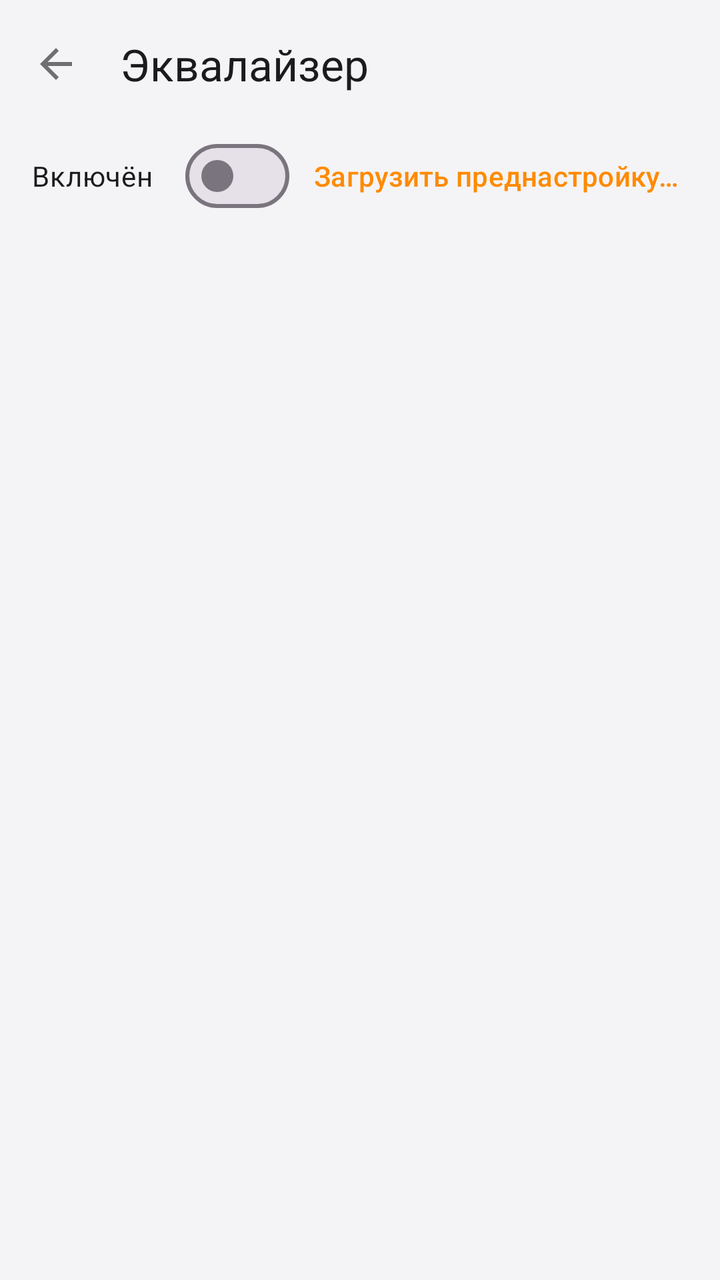
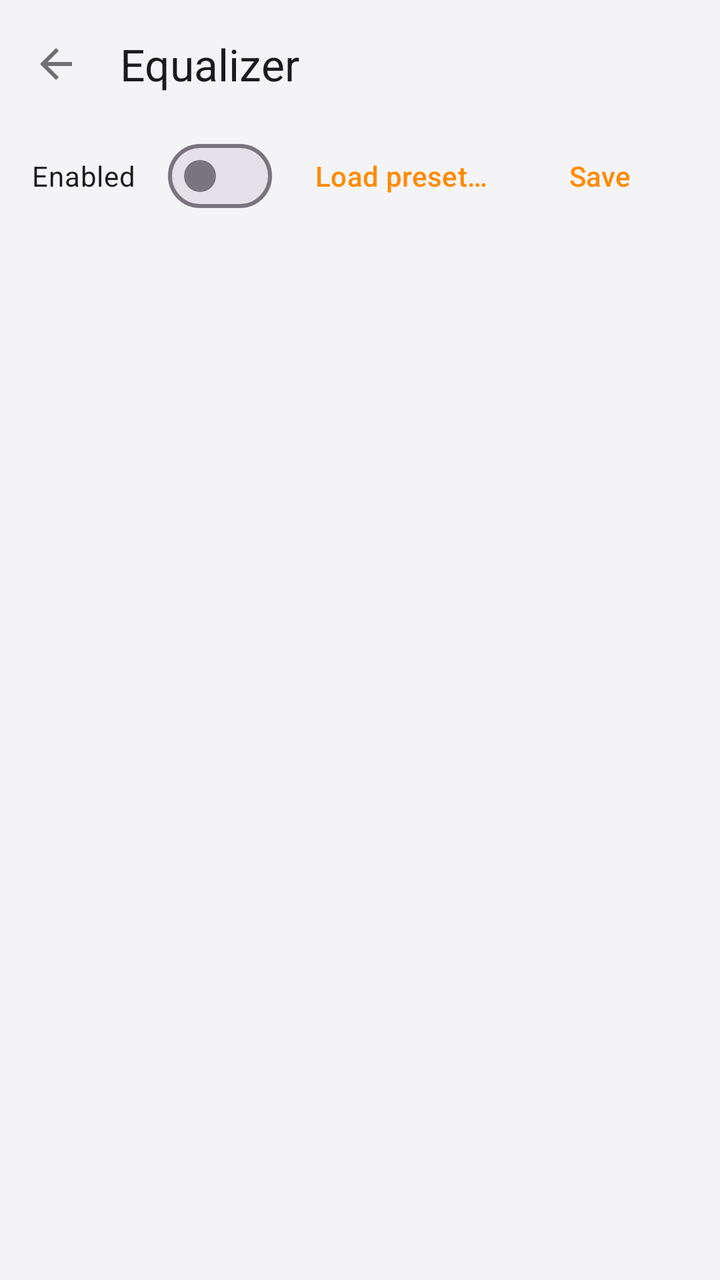

An Android layout rendered at two revisions. The XML below is the earlier revision; the diff shows what the commit changed to produce the second picture.
<!-- AndroidManifest.xml: application theme Theme.Viby -->
<!-- res/layout/activity_equalizer.xml -->
<?xml version="1.0" encoding="utf-8"?>
<LinearLayout xmlns:android="http://schemas.android.com/apk/res/android"
    xmlns:app="http://schemas.android.com/apk/res-auto"
    android:layout_width="match_parent"
    android:layout_height="match_parent"
    android:fitsSystemWindows="true"
    android:orientation="vertical">

    <com.google.android.material.appbar.MaterialToolbar
        android:id="@+id/eqToolbar"
        android:layout_width="match_parent"
        android:layout_height="?attr/actionBarSize"
        app:navigationIcon="?attr/homeAsUpIndicator"
        app:title="@string/eq_title" />

    <LinearLayout
        android:layout_width="match_parent"
        android:layout_height="wrap_content"
        android:gravity="center_vertical"
        android:orientation="horizontal"
        android:paddingHorizontal="16dp">

        <com.google.android.material.materialswitch.MaterialSwitch
            android:id="@+id/eqSwitch"
            android:layout_width="wrap_content"
            android:layout_height="wrap_content"
            android:text="@string/eq_enabled" />

        <View
            android:layout_width="0dp"
            android:layout_height="1dp"
            android:layout_weight="1" />

        <Button
            android:id="@+id/presetButton"
            style="@style/Widget.Material3.Button.TextButton"
            android:layout_width="wrap_content"
            android:layout_height="wrap_content"
            android:text="@string/eq_preset_button" />
    </LinearLayout>

    <TextView
        android:id="@+id/eqUnavailable"
        android:layout_width="match_parent"
        android:layout_height="wrap_content"
        android:gravity="center"
        android:padding="32dp"
        android:text="@string/eq_unavailable"
        android:textColor="@color/viby_text_secondary"
        android:visibility="gone" />

    <LinearLayout
        android:id="@+id/bandsContainer"
        android:layout_width="match_parent"
        android:layout_height="0dp"
        android:layout_weight="1"
        android:orientation="horizontal"
        android:paddingHorizontal="8dp"
        android:paddingBottom="16dp" />

</LinearLayout>
<!-- resources referenced by this layout -->
<resources>
  <color name="viby_text_secondary">#FF6E6E73</color>
  <string name="eq_enabled">Включён</string>
  <string name="eq_preset_button">Загрузить преднастройку…</string>
  <string name="eq_title">Эквалайзер</string>
  <string name="eq_unavailable">Эквалайзер недоступен: плеер ещё не запущен или устройство его не поддерживает</string>
  <style name="Theme.Viby" parent="Theme.Material3.Light.NoActionBar">
          <item name="colorPrimary">@color/viby_accent</item>
          <item name="colorOnPrimary">@color/white</item>
          <item name="colorPrimaryContainer">@color/viby_accent_dark</item>
          <item name="colorOnPrimaryContainer">@color/white</item>
          <item name="colorSecondary">@color/viby_accent</item>
          <item name="colorOnSecondary">@color/white</item>
          <item name="colorSurface">@color/viby_surface</item>
          <item name="android:windowBackground">@color/viby_bg</item>
          <item name="android:colorBackground">@color/viby_bg</item>
          <item name="android:textColorPrimary">@color/viby_text</item>
          <item name="android:textColorSecondary">@color/viby_text_secondary</item>
          <item name="android:colorPrimaryDark">@color/viby_bg</item>
          <item name="colorPrimaryDark">@color/viby_bg</item>
          <item name="android:statusBarColor">@android:color/transparent</item>
          <item name="android:navigationBarColor">@android:color/transparent</item>
          <item name="android:windowLightStatusBar" tools:targetApi="m">true</item>
      </style>
  <color name="viby_accent">#FFFF8A00</color>
  <color name="white">#FFFFFFFF</color>
  <color name="viby_accent_dark">#FFE07300</color>
  <color name="viby_surface">#FFFFFFFF</color>
  <color name="viby_bg">#FFF4F4F6</color>
  <color name="viby_text">#FF1B1B1E</color>
</resources>

<!-- the commit's change to res/layout/activity_equalizer.xml (unified diff, before → after) -->
@@ -36,7 +36,17 @@
             style="@style/Widget.Material3.Button.TextButton"
             android:layout_width="wrap_content"
             android:layout_height="wrap_content"
+            android:maxWidth="160dp"
+            android:ellipsize="end"
+            android:maxLines="1"
             android:text="@string/eq_preset_button" />
+
+        <Button
+            android:id="@+id/savePresetButton"
+            style="@style/Widget.Material3.Button.TextButton"
+            android:layout_width="wrap_content"
+            android:layout_height="wrap_content"
+            android:text="@string/btn_save" />
     </LinearLayout>
 
     <TextView
@@ -49,13 +59,19 @@
         android:textColor="@color/viby_text_secondary"
         android:visibility="gone" />
 
-    <LinearLayout
-        android:id="@+id/bandsContainer"
+    <ScrollView
         android:layout_width="match_parent"
         android:layout_height="0dp"
         android:layout_weight="1"
-        android:orientation="horizontal"
-        android:paddingHorizontal="8dp"
-        android:paddingBottom="16dp" />
+        android:fillViewport="true">
+
+        <LinearLayout
+            android:id="@+id/bandsContainer"
+            android:layout_width="match_parent"
+            android:layout_height="wrap_content"
+            android:orientation="vertical"
+            android:paddingHorizontal="16dp"
+            android:paddingBottom="24dp" />
+    </ScrollView>
 
 </LinearLayout>
<!-- resource entries referenced after the edit -->
@@ -1,10 +1,11 @@
 <!-- resources referenced by this layout -->
 <resources>
   <color name="viby_text_secondary">#FF6E6E73</color>
-  <string name="eq_enabled">Включён</string>
-  <string name="eq_preset_button">Загрузить преднастройку…</string>
-  <string name="eq_title">Эквалайзер</string>
-  <string name="eq_unavailable">Эквалайзер недоступен: плеер ещё не запущен или устройство его не поддерживает</string>
+  <string name="btn_save">Save</string>
+  <string name="eq_enabled">Enabled</string>
+  <string name="eq_preset_button">Load preset…</string>
+  <string name="eq_title">Equalizer</string>
+  <string name="eq_unavailable">Equalizer is unavailable: the player has not started yet or the device does not support it</string>
   <style name="Theme.Viby" parent="Theme.Material3.Light.NoActionBar">
           <item name="colorPrimary">@color/viby_accent</item>
           <item name="colorOnPrimary">@color/white</item>
